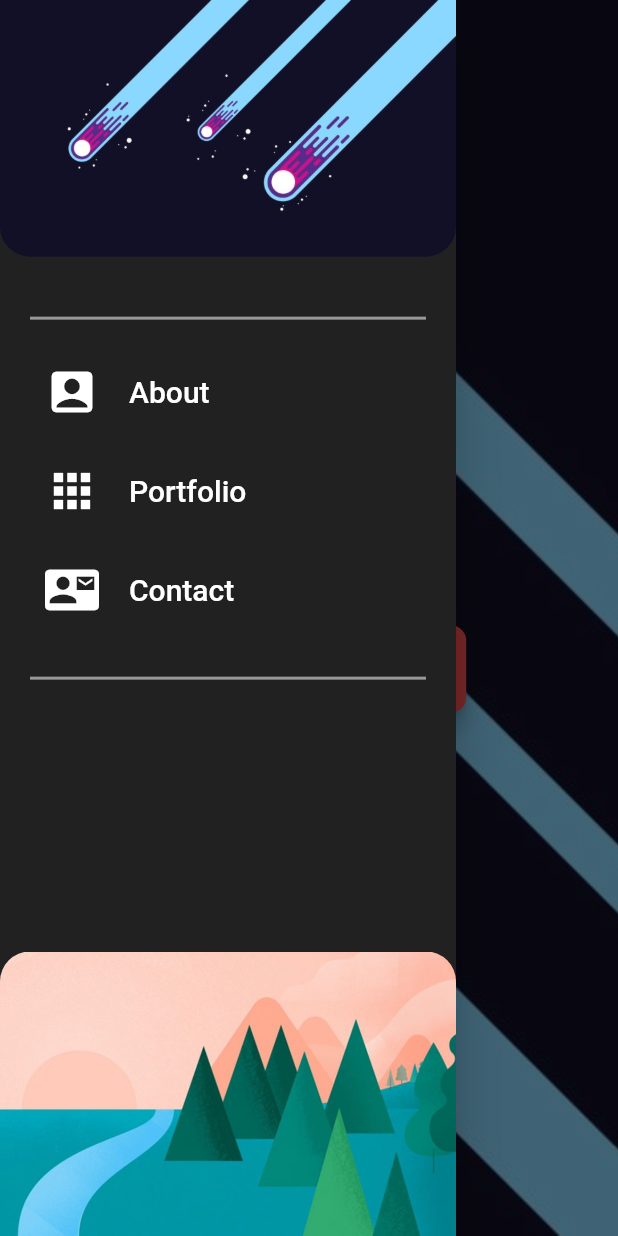
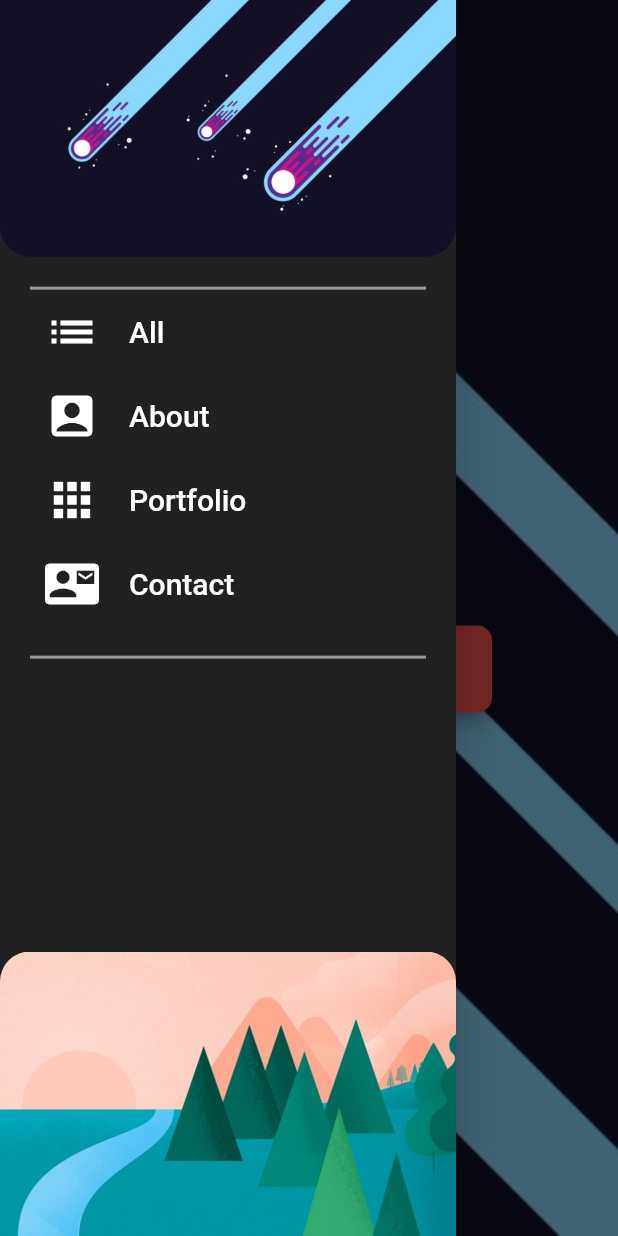
Before and after one commit to nova14753692/portfolio_app, a Flutter app: the screen it shows after launch, with the side drawer open, on a phone screen of 412 x 824 dp. Run offline on Flutter 3.47's test engine with Material 2 defaults, Android fonts, the phone set to English and light mode, and no system bars.

Commit message:
finished core functionality

```diff
--- /dev/null
+++ b/lib/helper/unfocus_node.dart
@@ -0,0 +1,14 @@
+import 'package:flutter/material.dart';
+
+class UnfocusNode {
+  Widget unfocusNode(BuildContext context, {@required Widget child}) {
+    return GestureDetector(
+      onTap: () => FocusScope.of(context).requestFocus(FocusNode()),
+      onVerticalDragDown: (DragDownDetails detail) =>
+          FocusScope.of(context).requestFocus(FocusNode()),
+      onHorizontalDragDown: (DragDownDetails detail) =>
+          FocusScope.of(context).requestFocus(FocusNode()),
+      child: child,
+    );
+  }
+}
--- a/lib/main.dart
+++ b/lib/main.dart
@@ -3,11 +3,14 @@ import 'package:flutter/material.dart';
 import './pages/home.dart';
 import './helper/custom_route.dart';
 import './pages/portfolio_page.dart';
+import './pages/about_page.dart';
+import './pages/portfolio_list_page.dart';
+import './pages/contact_page.dart';
 
 void main() => runApp(MainApp());
 
 class MainApp extends StatelessWidget {
-  Route<dynamic> setupOnGenerateRoute(RouteSettings settings) {
+  Route<dynamic> _setupOnGenerateRoute(RouteSettings settings) {
     final List<String> paths = settings.name.split('/');
     if (paths[0].isNotEmpty) return null;
     if (paths[1] == 'portfolio') {
@@ -26,12 +29,21 @@ class MainApp extends StatelessWidget {
     return null;
   }
 
+  Map<String, WidgetBuilder> _setupRoutes() {
+    return {
+      '/about': (BuildContext context) => AboutPage(),
+      '/portfolio_list': (BuildContext context) => PortfolioListPage(),
+      '/contact': (BuildContext context) => ContactPage(),
+    };
+  }
+
   @override
   Widget build(BuildContext context) {
     return MaterialApp(
       home: Home(),
+      routes: _setupRoutes(),
       onGenerateRoute: (RouteSettings settings) =>
-          setupOnGenerateRoute(settings),
+          _setupOnGenerateRoute(settings),
     );
   }
 }
--- a/lib/pages/home.dart
+++ b/lib/pages/home.dart
@@ -8,38 +8,32 @@ import '../about/about.dart';
 import '../portfolio/portfolio_list.dart';
 import '../ui_elements/page_title.dart';
 import '../contact/contact.dart';
-import '../ui_elements/divider.dart' as div;
-import '../ui_elements/home_drawer.dart';
+import '../ui_elements/page_divider.dart';
+import '../ui_elements/app_drawer.dart';
+import '../helper/unfocus_node.dart';
 
 class Home extends StatelessWidget {
   final AboutModel _aboutModel = AboutModel();
   final ScrollController _scrollController = ScrollController();
 
-  Widget _buildPageDivider([color = Colors.black, double width = 3]) {
-    return SliverToBoxAdapter(
-      child: div.Divider(color: color, width: width),
-    );
-  }
-
   @override
   Widget build(BuildContext context) {
     return Scaffold(
-      drawer: HomeDrawer(_scrollController),
-      body: GestureDetector(
-        onTap: () => FocusScope.of(context).requestFocus(FocusNode()),
-        onVerticalDragDown: (DragDownDetails detail) =>
-            FocusScope.of(context).requestFocus(FocusNode()),
-        onHorizontalDragDown: (DragDownDetails detail) =>
-            FocusScope.of(context).requestFocus(FocusNode()),
+      drawer: AppDrawer(),
+      body: UnfocusNode().unfocusNode(
+        context,
         child: CustomScrollView(
           controller: _scrollController,
           slivers: <Widget>[
             SliverPersistentHeader(
               pinned: true,
               delegate: Header(
-                  maxHeight: MediaQuery.of(context).size.height,
-                  minHeight: 80,
-                  scrollController: _scrollController),
+                maxHeight: MediaQuery.of(context).size.height,
+                minHeight: 90,
+                scrollController: _scrollController,
+                appbarTitle: 'Vincent Tran\'s Portfolio',
+                openButtonText: 'See what\'s inside',
+              ),
             ),
             SliverToBoxAdapter(
               child: PageTitle('About'),
@@ -52,7 +46,7 @@ class Home extends StatelessWidget {
               ),
               sliver: Perk(_aboutModel.getPerks),
             ),
-            _buildPageDivider(),
+            PageDivider(),
             SliverPadding(
               padding: EdgeInsets.only(top: 40),
               sliver: About(_aboutModel),
@@ -66,7 +60,7 @@ class Home extends StatelessWidget {
               ),
             ),
             PortfolioList(),
-            _buildPageDivider(),
+            PageDivider(),
             SliverToBoxAdapter(
               child: Container(
                 child: PageTitle('Contact'),
--- a/lib/ui_elements/app_drawer.dart
+++ b/lib/ui_elements/app_drawer.dart
@@ -1,21 +1,16 @@
 import 'package:flutter/material.dart';
 
 import './divider.dart' as div;
-import '../helper/ultility.dart';
 
-abstract class AppDrawer extends StatelessWidget {
-  final ScrollController scrollController;
-
-  AppDrawer({this.scrollController}) {
-    Utility.scrollController = scrollController;
+class AppDrawer extends StatelessWidget {
+  void _onDrawerItemTap(BuildContext context, String route) {
+    Navigator.pushReplacementNamed(context, route);
   }
 
-  void onDrawerItemTap(double offset, BuildContext context);
-
   Widget _buildDrawerItem(
-      BuildContext context, String title, IconData leadingIcon, double scrollOffset) {
+      BuildContext context, String title, IconData leadingIcon, String route) {
     return ListTile(
-      contentPadding: EdgeInsets.only(left: 30, bottom: 10),
+      contentPadding: EdgeInsets.only(left: 30),
       leading: Icon(
         leadingIcon,
         color: Colors.white,
@@ -28,13 +23,13 @@ abstract class AppDrawer extends StatelessWidget {
           color: Colors.white,
         ),
       ),
-      onTap: () => onDrawerItemTap(scrollOffset, context),
+      onTap: () => _onDrawerItemTap(context, route),
     );
   }
 
   Widget _buildDrawerHeaderFooter(BuildContext context, String imagePath,
       {bool header: true}) {
-    return _isInPortraitMode(context)
+    return _hasEnoughSpace(context)
         ? Container(
             child: ClipRRect(
               borderRadius: header
@@ -43,17 +38,16 @@ abstract class AppDrawer extends StatelessWidget {
               child: Image.asset(imagePath),
             ),
           )
-        : Container();
+        : Container(
+            height: 50,
+          );
   }
 
-  bool _isInPortraitMode(BuildContext context) {
-    return MediaQuery.of(context).orientation == Orientation.portrait;
+  bool _hasEnoughSpace(BuildContext context) {
+    return MediaQuery.of(context).size.height >= 600;
   }
 
-  Widget buildDrawer(BuildContext context) {
-    double aboutPos = _isInPortraitMode(context) ? 600 : 331.4;
-    double portfolioPos = _isInPortraitMode(context) ? 2100 : 2080;
-    double contactPos = _isInPortraitMode(context) ? 3565.7 : 3239.1;
+  Widget _buildDrawer(BuildContext context) {
     return Drawer(
       child: Stack(
         children: <Widget>[
@@ -64,16 +58,13 @@ abstract class AppDrawer extends StatelessWidget {
             children: <Widget>[
               _buildDrawerHeaderFooter(
                   context, 'assets/meteors_landscaped.jpg'),
-              SizedBox(
-                height: 20,
-              ),
               div.Divider(color: Colors.white54, width: 2),
-              SizedBox(
-                height: 20,
-              ),
-              _buildDrawerItem(context, 'About', Icons.account_box, aboutPos),
-              _buildDrawerItem(context, 'Portfolio', Icons.apps, portfolioPos),
-              _buildDrawerItem(context, 'Contact', Icons.contact_mail, contactPos),
+              _buildDrawerItem(context, 'All', Icons.list, '/'),
+              _buildDrawerItem(context, 'About', Icons.account_box, '/about'),
+              _buildDrawerItem(
+                  context, 'Portfolio', Icons.apps, '/portfolio_list'),
+              _buildDrawerItem(
+                  context, 'Contact', Icons.contact_mail, '/contact'),
               div.Divider(color: Colors.white54, width: 2),
             ],
           ),
@@ -88,4 +79,9 @@ abstract class AppDrawer extends StatelessWidget {
       ),
     );
   }
+
+  @override
+  Widget build(BuildContext context) {
+    return _buildDrawer(context);
+  }
 }
--- a/lib/ui_elements/divider.dart
+++ b/lib/ui_elements/divider.dart
@@ -6,8 +6,7 @@ class Divider extends StatelessWidget {
 
   Divider({this.color: Colors.black, this.width: 3});
 
-  @override
-  Widget build(BuildContext context) {
+  Widget buildDivider() {
     return Container(
       margin: EdgeInsets.only(top: 20, left: 20, right: 20),
       decoration: BoxDecoration(
@@ -17,4 +16,9 @@ class Divider extends StatelessWidget {
       ),
     );
   }
+
+  @override
+  Widget build(BuildContext context) {
+    return buildDivider();
+  }
 }
--- a/lib/ui_elements/home_drawer.dart
+++ /dev/null
@@ -1,19 +0,0 @@
-import 'package:flutter/material.dart';
-
-import './app_drawer.dart';
-import '../helper/ultility.dart';
-
-class HomeDrawer extends AppDrawer {
-  HomeDrawer(ScrollController scrollController)
-      : super(scrollController: scrollController);
-
-  @override
-  onDrawerItemTap(double offset, BuildContext context) {
-    Utility.scrollTo(offset);
-  }
-
-  @override
-  Widget build(BuildContext context) {
-    return buildDrawer(context);
-  }
-}
```
Also changed, not shown: lib/about/experience.dart (+6 -6 lines), lib/contact/contact.dart (+9 -2 lines), lib/pages/about_page.dart (added, +53 -0 lines), lib/pages/contact_page.dart (added, +47 -0 lines), lib/pages/portfolio_list_page.dart (+43 -0 lines), lib/pages/portfolio_page.dart (+4 -3 lines), lib/ui_elements/header.dart (+22 -4 lines), lib/ui_elements/page_divider.dart (added, +15 -0 lines), lib/ui_elements/portfolio_drawer.dart (deleted, +0 -21 lines).
